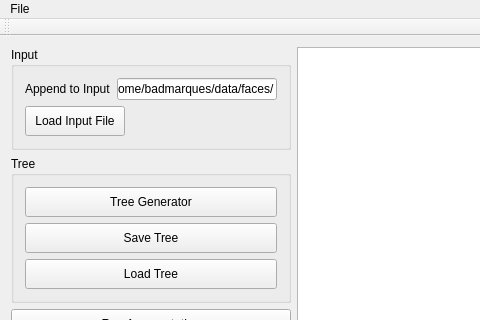
Old version of the form mainwindow.ui in the repository bruchuck/AugmentationEngine; both pictures show x 0 to 480 and y 0 to 320 of the 800 by 600 pixel window.
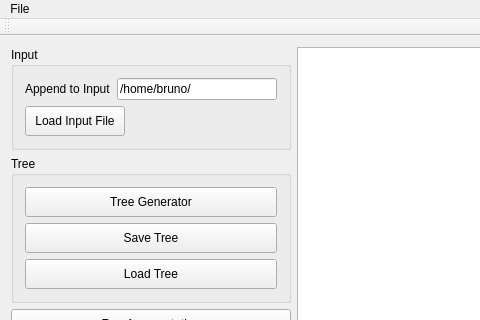
New version of the form.

Patch:
```diff
--- a/mainwindow.ui
+++ b/mainwindow.ui
@@ -55,7 +55,7 @@
               </size>
              </property>
              <property name="text">
-              <string>/home/badmarques/data/faces/</string>
+              <string>/home/bruno/</string>
              </property>
             </widget>
            </item>
```
Left out of the diff: 2 changed lines with no effect on the pictures.
